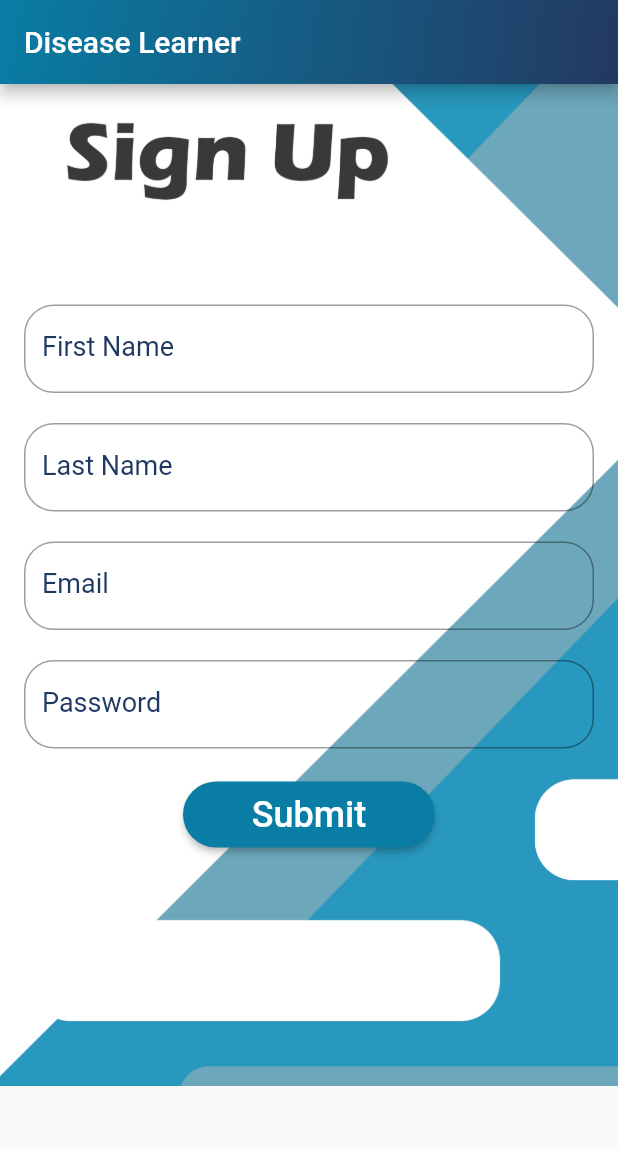
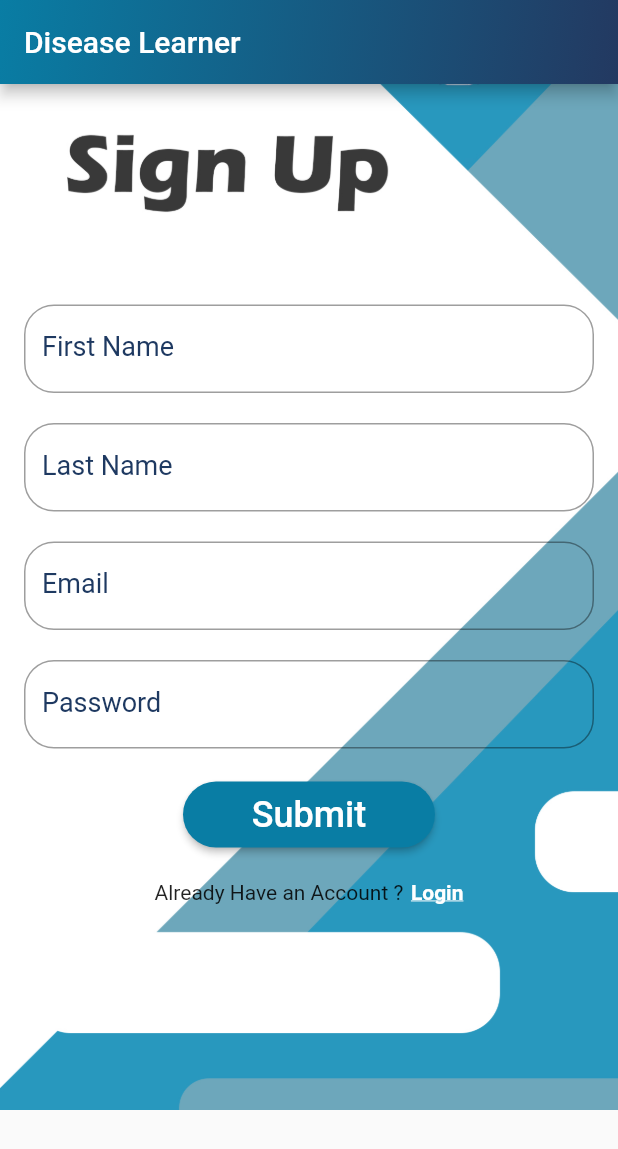
Before and after one commit to Rashy98/disease_learner, a Flutter app: the RegisterPage screen opened directly, on a phone screen of 412 x 824 dp. Shown: the top 1149 px of the screen. Run offline on Flutter 3.47's test engine with Material 2 defaults, Android fonts, the phone set to English and light mode, and no system bars; our stand-ins replace shared_preferences, sqflite; accounts and stored records are empty; Roboto replaces fonts that are missing (Montserrat).

Commit message:
Link changes on Register and Login

```diff
--- a/lib/Screens/Login/Register.dart
+++ b/lib/Screens/Login/Register.dart
@@ -1,6 +1,7 @@
 import 'dart:convert';
 import 'dart:io';
 
+import 'package:disease_learner/Screens/Login/Login.dart';
 import 'package:flutter/cupertino.dart';
 import 'package:flutter/material.dart';
 import 'package:disease_learner/Screens/Models/User.Model.dart';
@@ -21,7 +22,7 @@ final formKey = GlobalKey <FormState> ();
 final user = UserModel ();
 
   @override
-  Widget build(BuildContext context_) {
+  Widget build(BuildContext context) {
     // SQLiteDbProvider.db.getUserbyEmail('nuwana24@gmail.com');
 
     return Scaffold(
@@ -280,14 +281,43 @@ final user = UserModel ();
                                         },
                                         child: Text('Submit',style: TextStyle(fontSize: 24),),
                                       ),
-                                    )
+                                    ),
+
+                                    Row(
+                                      mainAxisAlignment: MainAxisAlignment.center,
+                                      children: <Widget>[
+                                        Text(
+                                          'Already Have an Account ?',
+                                          style: TextStyle(fontFamily: 'Montserrat'),
+                                        ),
+                                        SizedBox(width: 5.0),
+                                        InkWell(
+                                          onTap: () {
+                                            Navigator.pop(context);
+                                            Navigator.push(
+                                                context, MaterialPageRoute(builder: (context) => Login())
+                                            );
+                                          },
+                                          child: Text(
+                                            'Login',
+                                            style: TextStyle(
+                                                color: Color.fromARGB(255, 255, 255, 255),
+                                                fontFamily: 'Montserrat',
+                                                fontWeight: FontWeight.bold,
+                                                decoration: TextDecoration.underline),
+                                          ),
+                                        )
+                                      ],
+                                    ),
                                   ],
+
                                 ),
                               ),
                             ),
                           ),
                         ]
                     )
+
                 )
             )
         )
```
Also changed, not shown: lib/Screens/Login/Login.dart (+27 -0 lines).
